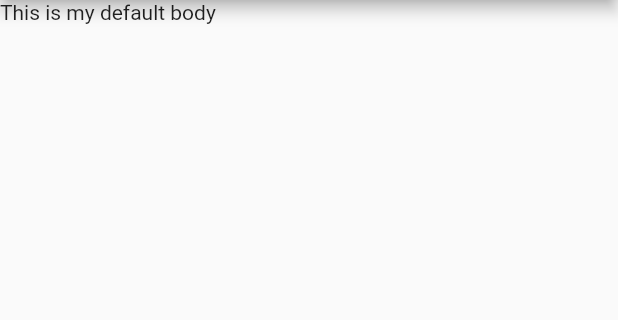
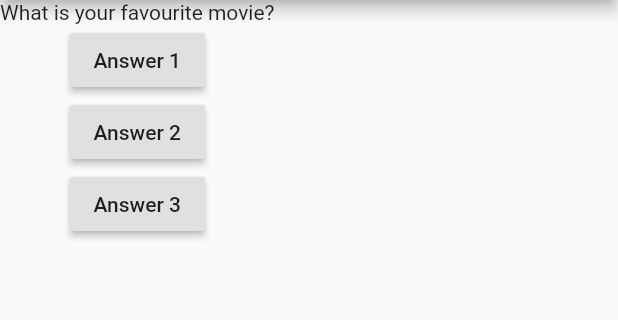
Before and after one commit to soumendrak/LearningFlutter, a Flutter app: the screen it shows after launch, on a phone screen of 412 x 824 dp, the part 84-404 px from its top. Run offline on Flutter 3.47's test engine with Material 2 defaults, Android fonts, the phone set to English and light mode, and no system bars.

```diff
--- a/lib/main.dart
+++ b/lib/main.dart
@@ -5,14 +5,56 @@ import 'package:flutter/material.dart';
 // }
 void main() => runApp(MyApp());
 
-class MyApp extends StatelessWidget {
+class MyApp extends StatefulWidget {
+  @override
+  State<StatefulWidget> createState() {
+    return MyAppState();
+  }
+}
+
+class MyAppState extends State<MyApp> {
+  var questionIndex = 0;
+  void answerQuestion() {
+    setState(() {
+      print("questionIndex: $questionIndex");
+      while (questionIndex < 1) {
+        questionIndex = questionIndex + 1;
+      }
+    });
+  }
+
+  @override
   Widget build(BuildContext context) {
+    var questions = [
+      "What is your favourite movie?",
+      "What is your favourite travel location?",
+    ];
+    print("questionIndex:-> $questionIndex");
     return MaterialApp(
       home: Scaffold(
         appBar: AppBar(
           title: Text("My first Flutter App"),
         ),
-        body: Text("This is my default body"),
+        body: Column(
+          children: [
+            Text(questions[questionIndex]),
+            RaisedButton(
+              onPressed: answerQuestion,
+              child: Text("Answer 1"),
+            ),
+            RaisedButton(
+              onPressed: () => print("Answer 2 is chosen."),
+              child: Text("Answer 2"),
+            ),
+            RaisedButton(
+              onPressed: () => {
+                //
+                print("Answer 3 has been chosen.")
+              },
+              child: Text("Answer 3"),
+            ),
+          ],
+        ),
       ),
     );
   }
```
